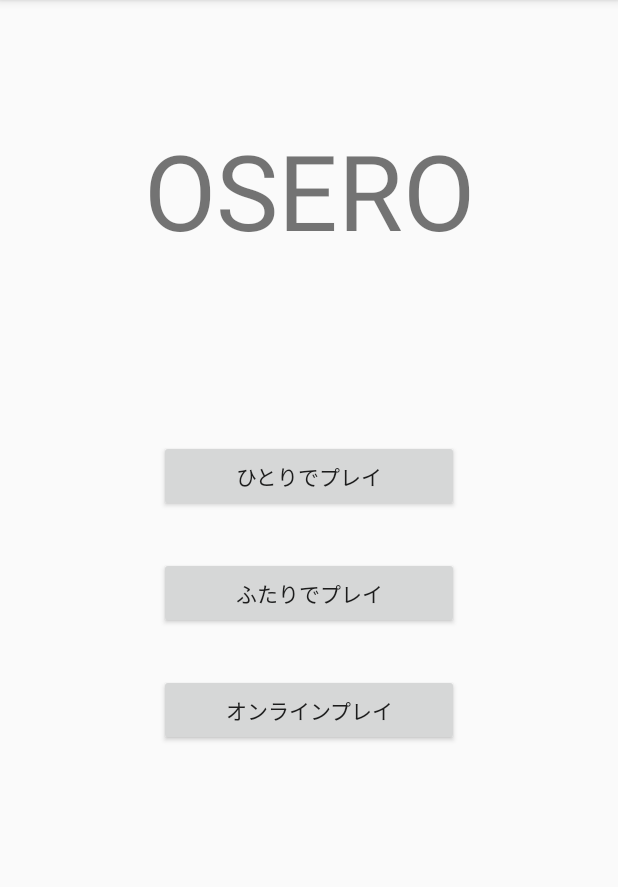
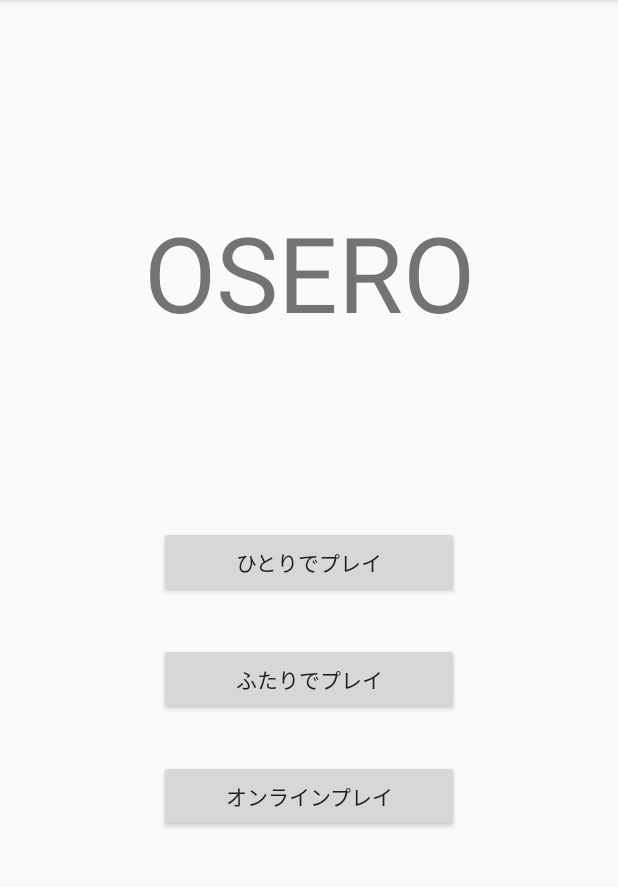
Before and after one commit to Issei0804-ie/Uhyo, an Android app: the screen it shows after launch (MainActivity), on a phone screen of 412 x 824 dp, the part 84-971 px from its top. Run offline under Robolectric (Android 15) with nearby library versions, the phone set to English and light mode, and no system bars.

Commit message:
refactor layout

```diff
--- a/app/src/main/res/layout/fragment_main_menu.xml
+++ b/app/src/main/res/layout/fragment_main_menu.xml
@@ -10,6 +10,8 @@
         android:id="@+id/mainMenuTile"
         style="@style/TitleText"
         app:layout_constraintTop_toTopOf="parent"
+        app:layout_constraintBottom_toBottomOf="parent"
+        app:layout_constraintVertical_bias="0.2"
         app:layout_constraintLeft_toLeftOf="parent"
         app:layout_constraintRight_toRightOf="parent"/>
 
@@ -17,8 +19,9 @@
         android:id="@+id/mainMenuSoloPlayButton"
         style="@style/MainMenuButtonStyle"
         android:text="@string/main_soloplay"
-        android:layout_margin="120dp"
         app:layout_constraintTop_toBottomOf="@id/mainMenuTile"
+        app:layout_constraintBottom_toBottomOf="parent"
+        app:layout_constraintVertical_bias="0.2"
         app:layout_constraintLeft_toLeftOf="parent"
         app:layout_constraintRight_toRightOf="parent"/>
 
--- a/app/src/main/res/layout/fragment_play_solo.xml
+++ b/app/src/main/res/layout/fragment_play_solo.xml
@@ -9,6 +9,8 @@
         android:id="@+id/SoloModeTitle"
         style="@style/TitleText"
         app:layout_constraintTop_toTopOf="parent"
+        app:layout_constraintBottom_toBottomOf="parent"
+        app:layout_constraintVertical_bias="0.2"
         app:layout_constraintLeft_toLeftOf="parent"
         app:layout_constraintRight_toRightOf="parent"/>
 
@@ -16,7 +18,7 @@
         android:id="@+id/FirstSelectButton"
         style="@style/MainMenuButtonStyle"
         android:text="@string/FirstButtonString"
-        app:layout_constraintVertical_bias="0.3"
+        app:layout_constraintVertical_bias="0.2"
         app:layout_constraintTop_toBottomOf="@id/SoloModeTitle"
         app:layout_constraintBottom_toBottomOf="parent"
         app:layout_constraintLeft_toLeftOf="parent"
--- a/app/src/main/res/values/styles.xml
+++ b/app/src/main/res/values/styles.xml
@@ -19,6 +19,5 @@
         <item name="android:layout_height">wrap_content</item>
         <item name="android:text">@string/TitleString</item>
         <item name="android:textSize">70sp</item>
-        <item name="android:layout_marginTop">80dp</item>
     </style>
 </resources>
```
